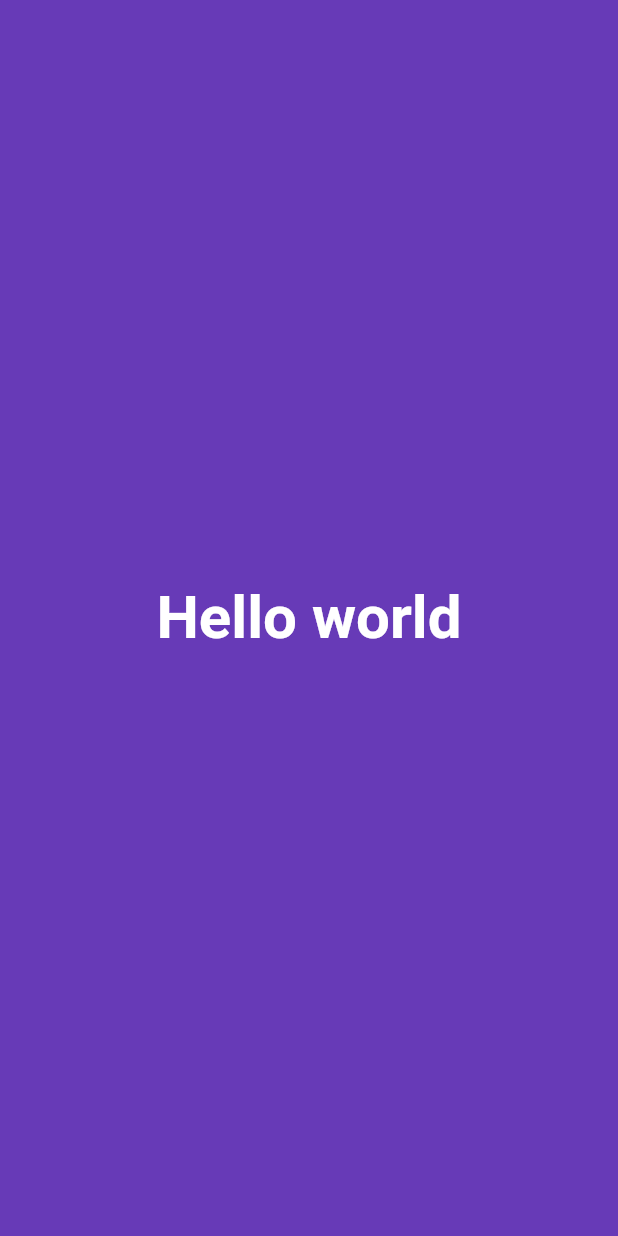
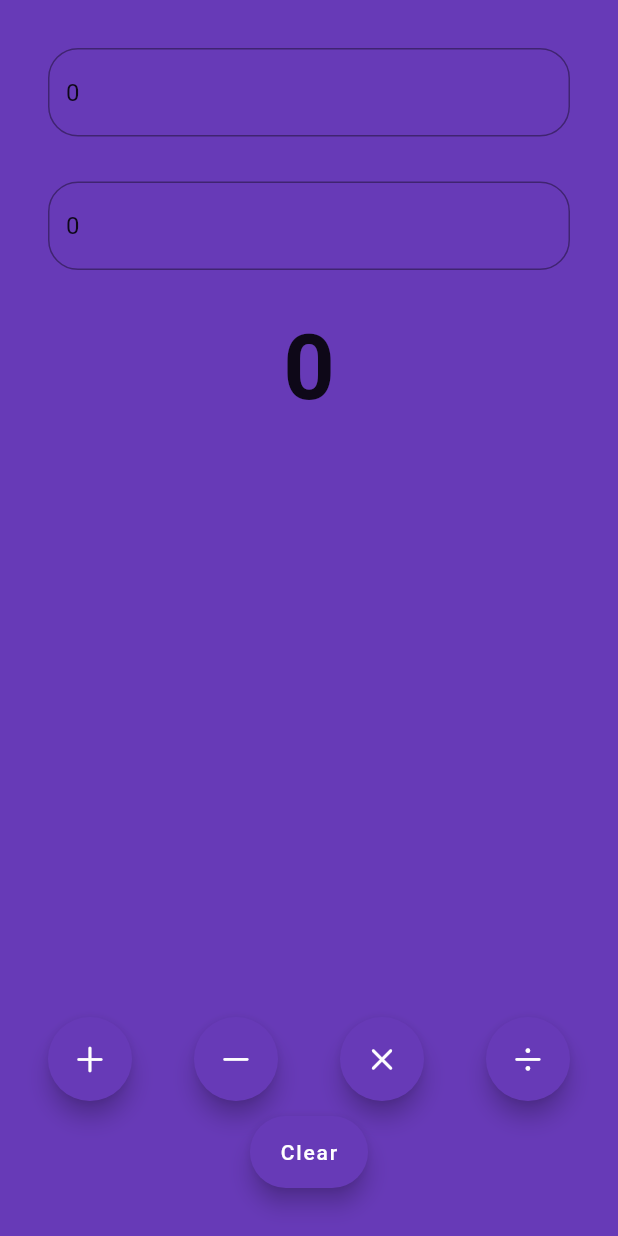
Before and after one commit to sands21/IceCream-app, a Flutter app: the screen it shows after launch, on a phone screen of 412 x 824 dp. Run offline on Flutter 3.47's test engine with Material 2 defaults, Android fonts, the phone set to English and light mode, and no system bars.

Commit message:
Calculator done

```diff
--- a/lib/app/app.dart
+++ b/lib/app/app.dart
@@ -10,7 +10,10 @@ class MyApp extends StatelessWidget {
   Widget build(BuildContext context) {
     return MaterialApp(
       title: "Flutter Learn",
-      home: Homeview(),
+      theme: ThemeData(
+        primarySwatch: Colors.deepPurple
+      ),
+      home: const Homeview(),
     );
   }
 }
--- a/lib/main.dart
+++ b/lib/main.dart
@@ -2,5 +2,5 @@ import 'package:flutter/material.dart';
 import 'app/app.dart';
 
 void main() {
-  runApp(MyApp());
+  runApp(const MyApp());
 }
--- /dev/null
+++ b/lib/views/calculator_view.dart
@@ -0,0 +1,181 @@
+import 'package:flutter/cupertino.dart';
+import 'package:flutter/material.dart';
+
+class CalculatorView extends StatefulWidget {
+  const CalculatorView({super.key});
+
+  @override
+  State<CalculatorView> createState() => _CalculatorViewState();
+}
+
+class _CalculatorViewState extends State<CalculatorView> {
+  int x=0;
+  int y=0;
+  num z=0;
+
+  final displayOneController = TextEditingController();
+  final displayTwoController = TextEditingController();
+
+  late final AppLifecycleListener _listener;
+
+  @override
+  void initState() {
+    super.initState();
+    displayOneController.text = x.toString();
+    displayTwoController.text = y.toString();
+
+    _listener = AppLifecycleListener(
+      onShow: _onShow,
+      onHide: _onHide,
+      onResume:_onResume,
+      onDetach: _onDetach,
+      onInactive: _onInactive,
+      onPause: _onPause,
+      onRestart: _onRestart,
+      onStateChange: _onStateChange,
+      // onExitRequested: _onExitRequested
+    );
+  }
+
+  void _onShow() => print("onShow called");
+  void _onHide() => print("onHide called");
+  void _onResume() => print("onResume called");
+  void _onDetach() => print("onDetach called");
+  void _onInactive() => print("onInactive called");
+  void _onPause() => print("onPause called");
+  void _onRestart() => print("onRestart called");
+  void _onStateChange(AppLifecycleState state) {
+    print("onStateChanged called with state: $state");
+  }
+
+  @override
+  void dispose() {
+    displayOneController.dispose();
+    displayTwoController.dispose();
+    _listener.dispose();
+    super.dispose();
+  }
+
+  @override
+  Widget build(BuildContext context) {
+    return Padding(
+      padding: const EdgeInsets.all(32.0),
+      child: Column(
+        children: [
+           CalculatorDisplay(
+              key: const Key("displayOne"),
+              hint: "Enter first number",
+              controller: displayOneController),
+          const SizedBox(
+            height: 30,
+          ),
+           CalculatorDisplay(
+               key: const Key("displayTwo"),
+               hint: "Enter second number",
+               controller: displayTwoController),
+
+          const SizedBox(
+            height: 30,
+          ),
+          Text(
+            key: const Key("Result"),
+            z.toString(),
+          style: const TextStyle(
+            fontSize: 60,
+            fontWeight: FontWeight.bold,
+          )),
+          const Spacer(),
+          Row(
+            mainAxisAlignment: MainAxisAlignment.spaceBetween,
+            children: [
+              FloatingActionButton(
+                  onPressed:() {
+                    setState(() {
+                      z = num.tryParse(displayOneController.text)! +
+                          num.tryParse(displayTwoController.text)!;
+                    });
+                  },
+                  child: const Icon(CupertinoIcons.add),
+              ),
+              FloatingActionButton(
+                onPressed:() {
+                  setState(() {
+                    z = num.tryParse(displayOneController.text)! -
+                        num.tryParse(displayTwoController.text)!;
+                  });
+                },
+                child: const Icon(CupertinoIcons.minus),
+              ),
+              FloatingActionButton(
+                onPressed:() {
+                  setState(() {
+                    z = num.tryParse(displayOneController.text)! *
+                        num.tryParse(displayTwoController.text)!;
+                  });
+                },
+                child: const Icon(CupertinoIcons.multiply),
+              ),
+              FloatingActionButton(
+                onPressed:() {
+                  setState(() {
+                    z = num.tryParse(displayOneController.text)! /
+                        num.tryParse(displayTwoController.text)!;
+                  });
+                },
+                child: const Icon(CupertinoIcons.divide),
+              ),
+            ],
+          ),
+          const SizedBox(
+            height:10,
+          ),
+          FloatingActionButton.extended(
+              onPressed: () {
+                setState(() {
+                  x = 0;
+                  y = 0;
+                  z = 0;
+                  displayOneController.clear();
+                  displayTwoController.clear();
+                });
+          },
+              label: const Text("Clear"),
+          )
+        ],
+      ),
+    );
+  }
+}
+
+class CalculatorDisplay extends StatelessWidget {
+  const CalculatorDisplay({super.key, this.hint = "Enter a number",
+    required this.controller});
+
+  final String? hint;
+  final TextEditingController controller;
+
+  @override
+  Widget build(BuildContext context) {
+    return TextField(
+      controller: controller,
+      keyboardType: TextInputType.number,
+      decoration: InputDecoration(
+        focusedBorder: OutlineInputBorder(
+          borderSide: const BorderSide(
+            color: Colors.black,
+          ),
+          borderRadius: BorderRadius.circular(20),
+        ),
+        border: OutlineInputBorder(
+          borderSide: const BorderSide(
+            color: Colors.black,
+          ),
+          borderRadius: BorderRadius.circular(20),
+        ),
+        hintText: hint,
+        hintStyle: const TextStyle(
+        )
+      ),
+    );
+  }
+}
--- a/lib/views/home_view.dart
+++ b/lib/views/home_view.dart
@@ -1,21 +1,16 @@
 import 'package:flutter/material.dart';
+import 'package:untitled/views/calculator_view.dart';
 
 class Homeview extends StatelessWidget {
   const Homeview({super.key});
 
   @override
   Widget build(BuildContext context) {
-    return Material(
-      child: Container(
-        color: Colors.deepPurple,
-        child: Center(child: Text("Hello world",
-        style: TextStyle(
-        fontSize: 40,
-        color: Colors.white,
-        fontWeight: FontWeight.bold,
-        )
-      )),
-    ),
+    return const Scaffold(
+      backgroundColor: Colors.deepPurple,
+      body: SafeArea(
+        child: CalculatorView(),
+      ),
     );
   }
 }
```
Also changed, not shown: 1 other file.
